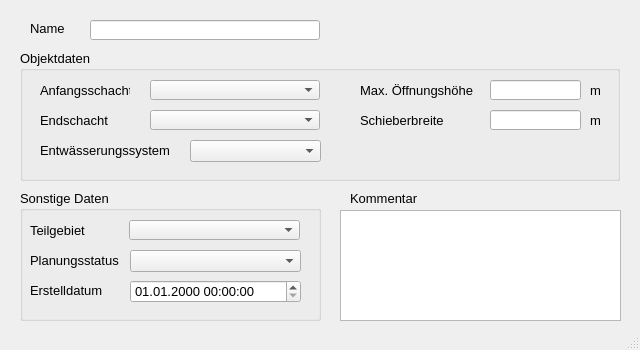
This is qkan/forms/qkan_schieber.ui in hoettges/QKan as Qt 5 draws it before an edit. The edited form follows.
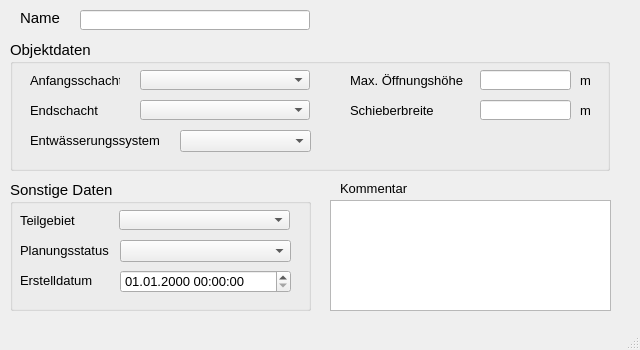
This is the edited form. Custom widgets are drawn as their Qt base class.

What changed in the file:
```diff
--- a/qkan/forms/qkan_schieber.ui
+++ b/qkan/forms/qkan_schieber.ui
@@ -29,12 +29,18 @@
    <widget class="QLabel" name="label">
     <property name="geometry">
      <rect>
-      <x>30</x>
-      <y>20</y>
+      <x>20</x>
+      <y>10</y>
       <width>60</width>
       <height>16</height>
      </rect>
     </property>
+    <property name="font">
+     <font>
+      <family>Tahoma</family>
+      <pointsize>11</pointsize>
+     </font>
+    </property>
     <property name="text">
      <string>Name</string>
     </property>
@@ -42,18 +48,30 @@
    <widget class="QLineEdit" name="haltnam">
     <property name="geometry">
      <rect>
-      <x>90</x>
-      <y>20</y>
+      <x>80</x>
+      <y>10</y>
       <width>230</width>
       <height>20</height>
      </rect>
     </property>
+    <property name="font">
+     <font>
+      <family>Tahoma</family>
+      <pointsize>11</pointsize>
+     </font>
+    </property>
+    <property name="toolTip">
+     <string>&lt;html&gt;&lt;head/&gt;&lt;body&gt;&lt;p&gt;Eindeutige Bezeichnung&lt;/p&gt;&lt;/body&gt;&lt;/html&gt;</string>
+    </property>
+    <property name="statusTip">
+     <string>Eindeutige Bezeichnung</string>
+    </property>
    </widget>
    <widget class="QLabel" name="label_22">
     <property name="geometry">
      <rect>
-      <x>350</x>
-      <y>190</y>
+      <x>340</x>
+      <y>180</y>
       <width>81</width>
       <height>16</height>
      </rect>
@@ -71,8 +89,8 @@
    <widget class="QTextEdit" name="kommentar">
     <property name="geometry">
      <rect>
-      <x>340</x>
-      <y>210</y>
+      <x>330</x>
+      <y>200</y>
       <width>281</width>
       <height>111</height>
      </rect>
@@ -87,8 +105,8 @@
    <widget class="QGroupBox" name="groupBox_3">
     <property name="geometry">
      <rect>
-      <x>20</x>
-      <y>190</y>
+      <x>10</x>
+      <y>180</y>
       <width>301</width>
       <height>131</height>
      </rect>
@@ -96,7 +114,7 @@
     <property name="font">
      <font>
       <family>Tahoma</family>
-      <pointsize>10</pointsize>
+      <pointsize>11</pointsize>
      </font>
     </property>
     <property name="title">
@@ -111,6 +129,18 @@
        <height>20</height>
       </rect>
      </property>
+     <property name="font">
+      <font>
+       <family>Tahoma</family>
+       <pointsize>10</pointsize>
+      </font>
+     </property>
+     <property name="toolTip">
+      <string>&lt;html&gt;&lt;head/&gt;&lt;body&gt;&lt;p&gt;zur Zuordnung auf ein selbstständig festgelegtes Teilgebiet&lt;/p&gt;&lt;/body&gt;&lt;/html&gt;</string>
+     </property>
+     <property name="statusTip">
+      <string>zur Zuordnung auf ein selbstständig festgelegtes Teilgebiet</string>
+     </property>
     </widget>
     <widget class="QLabel" name="label_11">
      <property name="geometry">
@@ -121,6 +151,12 @@
        <height>20</height>
       </rect>
      </property>
+     <property name="font">
+      <font>
+       <family>Tahoma</family>
+       <pointsize>10</pointsize>
+      </font>
+     </property>
      <property name="text">
       <string>Teilgebiet</string>
      </property>
@@ -137,6 +173,18 @@
        <height>22</height>
       </rect>
      </property>
+     <property name="font">
+      <font>
+       <family>Tahoma</family>
+       <pointsize>10</pointsize>
+      </font>
+     </property>
+     <property name="toolTip">
+      <string>&lt;html&gt;&lt;head/&gt;&lt;body&gt;&lt;p&gt;&lt;span style=&quot; font-family:'Calibri','sans-serif'; font-size:11pt;&quot;&gt;aktueller Status (z.B. vorhanden, in Planung etc.)&lt;/span&gt;&lt;/p&gt;&lt;/body&gt;&lt;/html&gt;</string>
+     </property>
+     <property name="statusTip">
+      <string>aktueller Status (z.B. vorhanden, in Planung etc.)</string>
+     </property>
     </widget>
     <widget class="QgsDateTimeEdit" name="createdat">
      <property name="geometry">
@@ -169,6 +217,12 @@
        <height>21</height>
       </rect>
      </property>
+     <property name="font">
+      <font>
+       <family>Tahoma</family>
+       <pointsize>10</pointsize>
+      </font>
+     </property>
      <property name="text">
       <string>Planungsstatus</string>
      </property>
@@ -185,6 +239,12 @@
        <height>21</height>
       </rect>
      </property>
+     <property name="font">
+      <font>
+       <family>Tahoma</family>
+       <pointsize>10</pointsize>
+      </font>
+     </property>
      <property name="text">
       <string>Erstelldatum</string>
      </property>
@@ -193,8 +253,8 @@
    <widget class="QGroupBox" name="groupBox_2">
     <property name="geometry">
      <rect>
-      <x>20</x>
-      <y>50</y>
+      <x>10</x>
+      <y>40</y>
       <width>600</width>
       <height>131</height>
      </rect>
@@ -202,7 +262,7 @@
     <property name="font">
      <font>
       <family>Tahoma</family>
-      <pointsize>10</pointsize>
+      <pointsize>11</pointsize>
      </font>
     </property>
     <property name="title">
@@ -217,6 +277,18 @@
        <height>22</height>
       </rect>
      </property>
+     <property name="font">
+      <font>
+       <family>Tahoma</family>
+       <pointsize>10</pointsize>
+      </font>
+     </property>
+     <property name="toolTip">
+      <string>&lt;html&gt;&lt;head/&gt;&lt;body&gt;&lt;p&gt;vorh. Entwässerungssystem (z.B. Mischwasser, Regenwasser etc.)&lt;/p&gt;&lt;/body&gt;&lt;/html&gt;</string>
+     </property>
+     <property name="statusTip">
+      <string>vorh. Entwässerungssystem (z.B. Mischwasser, Regenwasser etc.)</string>
+     </property>
     </widget>
     <widget class="QLabel" name="label_16">
      <property name="geometry">
@@ -227,6 +299,12 @@
        <height>21</height>
       </rect>
      </property>
+     <property name="font">
+      <font>
+       <family>Tahoma</family>
+       <pointsize>10</pointsize>
+      </font>
+     </property>
      <property name="text">
       <string>m </string>
      </property>
@@ -240,6 +318,12 @@
        <height>20</height>
       </rect>
      </property>
+     <property name="font">
+      <font>
+       <family>Tahoma</family>
+       <pointsize>10</pointsize>
+      </font>
+     </property>
      <property name="text">
       <string>Endschacht</string>
      </property>
@@ -253,6 +337,18 @@
        <height>20</height>
       </rect>
      </property>
+     <property name="font">
+      <font>
+       <family>Tahoma</family>
+       <pointsize>10</pointsize>
+      </font>
+     </property>
+     <property name="toolTip">
+      <string>&lt;html&gt;&lt;head/&gt;&lt;body&gt;&lt;p&gt;Name des unteren Schachts&lt;/p&gt;&lt;/body&gt;&lt;/html&gt;</string>
+     </property>
+     <property name="statusTip">
+      <string>Name des unteren Schachts</string>
+     </property>
     </widget>
     <widget class="QLabel" name="label_7">
      <property name="geometry">
@@ -263,6 +359,12 @@
        <height>20</height>
       </rect>
      </property>
+     <property name="font">
+      <font>
+       <family>Tahoma</family>
+       <pointsize>10</pointsize>
+      </font>
+     </property>
      <property name="text">
       <string>Max. Öffnungshöhe</string>
      </property>
@@ -276,6 +378,18 @@
        <height>20</height>
       </rect>
      </property>
+     <property name="font">
+      <font>
+       <family>Tahoma</family>
+       <pointsize>10</pointsize>
+      </font>
+     </property>
+     <property name="toolTip">
+      <string>&lt;html&gt;&lt;head/&gt;&lt;body&gt;&lt;p&gt;Name des oberen Schachts&lt;/p&gt;&lt;/body&gt;&lt;/html&gt;</string>
+     </property>
+     <property name="statusTip">
+      <string>Name des oberen Schachts</string>
+     </property>
     </widget>
     <widget class="QLabel" name="label_4">
      <property name="geometry">
@@ -286,6 +400,12 @@
        <height>20</height>
       </rect>
      </property>
+     <property name="font">
+      <font>
+       <family>Tahoma</family>
+       <pointsize>10</pointsize>
+      </font>
+     </property>
      <property name="text">
       <string>Anfangsschacht</string>
      </property>
@@ -299,6 +419,12 @@
        <height>21</height>
       </rect>
      </property>
+     <property name="font">
+      <font>
+       <family>Tahoma</family>
+       <pointsize>10</pointsize>
+      </font>
+     </property>
      <property name="text">
       <string>m </string>
      </property>
@@ -312,6 +438,18 @@
        <height>20</height>
       </rect>
      </property>
+     <property name="font">
+      <font>
+       <family>Tahoma</family>
+       <pointsize>10</pointsize>
+      </font>
+     </property>
+     <property name="toolTip">
+      <string>&lt;html&gt;&lt;head/&gt;&lt;body&gt;&lt;p&gt;maximale Hubhöhe, d.h. höchste Schieberstellung&lt;/p&gt;&lt;/body&gt;&lt;/html&gt;</string>
+     </property>
+     <property name="statusTip">
+      <string>maximale Hubhöhe, d.h. höchste Schieberstellung</string>
+     </property>
     </widget>
     <widget class="QLabel" name="label_13">
      <property name="geometry">
@@ -322,6 +460,12 @@
        <height>20</height>
       </rect>
      </property>
+     <property name="font">
+      <font>
+       <family>Tahoma</family>
+       <pointsize>10</pointsize>
+      </font>
+     </property>
      <property name="text">
       <string>Schieberbreite</string>
      </property>
@@ -335,6 +479,18 @@
        <height>20</height>
       </rect>
      </property>
+     <property name="font">
+      <font>
+       <family>Tahoma</family>
+       <pointsize>10</pointsize>
+      </font>
+     </property>
+     <property name="toolTip">
+      <string>&lt;html&gt;&lt;head/&gt;&lt;body&gt;&lt;p&gt;Bedeutung hängt vom Profiltyp ab&lt;/p&gt;&lt;/body&gt;&lt;/html&gt;</string>
+     </property>
+     <property name="statusTip">
+      <string>Bedeutung hängt vom Profiltyp ab</string>
+     </property>
     </widget>
     <widget class="QLabel" name="label_51">
      <property name="geometry">
@@ -345,6 +501,12 @@
        <height>20</height>
       </rect>
      </property>
+     <property name="font">
+      <font>
+       <family>Tahoma</family>
+       <pointsize>10</pointsize>
+      </font>
+     </property>
      <property name="text">
       <string>Entwässerungssystem</string>
      </property>
```
Left out of the diff: 6 changed lines with no effect on the pictures.
